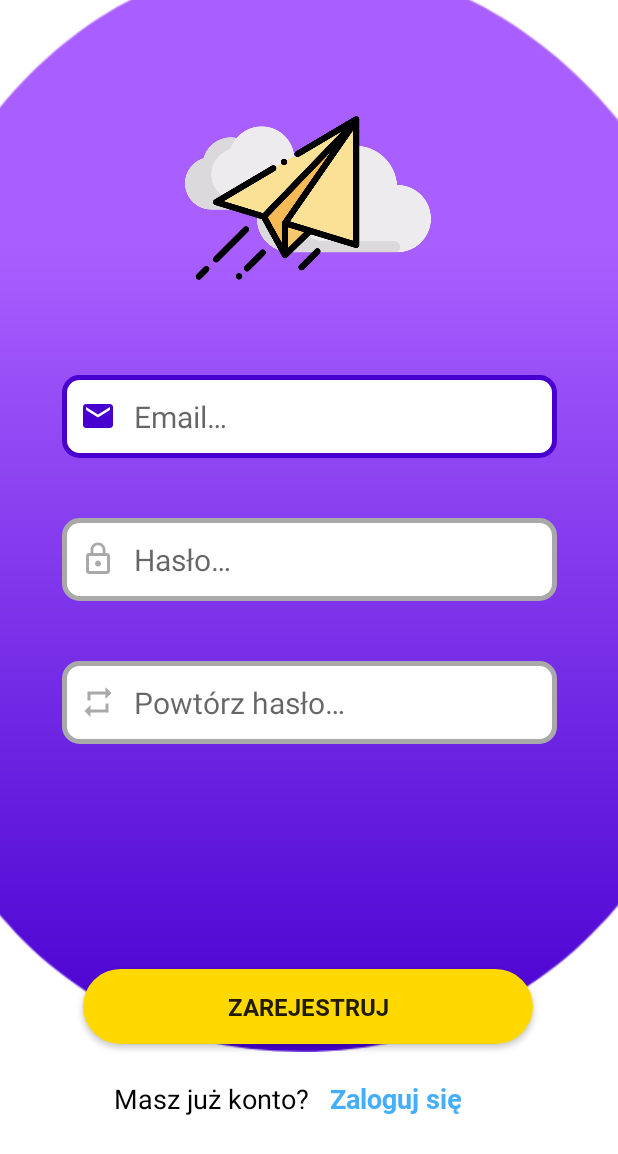
After one commit to marcinsitkiewicz/Trip-planner-Android-app, an Android app: the RegisterActivity screen opened directly, with no data from a screen before it, on a phone screen of 412 x 824 dp. The commit adds this screen. Shown: the top 1154 px of the screen. Run offline under Robolectric (Android 15) with nearby library versions, the phone set to English and light mode, and no system bars.

Commit message:
login screen + registration screen

```diff
--- a/app/src/main/AndroidManifest.xml
+++ b/app/src/main/AndroidManifest.xml
@@ -44,6 +44,10 @@
 			android:parentActivityName=".MainActivity">
 		</activity>
 
+		<activity android:name=".RegisterActivity"
+			android:parentActivityName=".LoginActivity">
+		</activity>
+
 
 	</application>
 
--- a/app/src/main/java/com/example/trip_planner_andrid_app/LoginActivity.kt
+++ b/app/src/main/java/com/example/trip_planner_andrid_app/LoginActivity.kt
@@ -5,6 +5,9 @@ import android.os.PersistableBundle
 import android.widget.TextView
 import androidx.appcompat.app.AppCompatActivity
 import kotlinx.android.synthetic.main.activity_main.*
+import kotlinx.android.synthetic.main.login_screen_activity.*
+import kotlinx.android.synthetic.main.login_screen_activity.clickableTextView_register
+import kotlinx.android.synthetic.main.register_screen_activity.*
 
 
 public class LoginActivity : AppCompatActivity() {
@@ -12,5 +15,9 @@ public class LoginActivity : AppCompatActivity() {
     override fun onCreate(savedInstanceState: Bundle?) {
         super.onCreate(savedInstanceState)
         setContentView(R.layout.login_screen_activity)
+
+        clickableTextView_register.setOnClickListener() {
+            startActivity(Intent(this, RegisterActivity::class.java))
+        }
     }
 }
--- a/app/src/main/java/com/example/trip_planner_andrid_app/MainActivity.kt
+++ b/app/src/main/java/com/example/trip_planner_andrid_app/MainActivity.kt
@@ -25,12 +25,12 @@ class MainActivity : AppCompatActivity() {
 
         authButton.setOnClickListener {
             startActivity(Intent(this, AuthenticationActivity::class.java))
-            button4.setOnClickListener() {
-                startActivity(Intent(this, SearchForFlightsActivity::class.java))
-            }
-            button6.setOnClickListener() {
-                startActivity(Intent(this, LoginActivity::class.java))
-            }
+        }
+        button4.setOnClickListener() {
+            startActivity(Intent(this, SearchForFlightsActivity::class.java))
+        }
+        button6.setOnClickListener() {
+            startActivity(Intent(this, LoginActivity::class.java))
         }
     }
 }
--- /dev/null
+++ b/app/src/main/java/com/example/trip_planner_andrid_app/RegisterActivity.kt
@@ -0,0 +1,21 @@
+package com.example.trip_planner_andrid_app
+
+import android.content.Intent
+import android.os.Bundle
+import androidx.appcompat.app.AppCompatActivity
+import kotlinx.android.synthetic.main.login_screen_activity.*
+import kotlinx.android.synthetic.main.register_screen_activity.*
+
+public class RegisterActivity : AppCompatActivity() {
+
+    override fun onCreate(savedInstanceState: Bundle?) {
+        super.onCreate(savedInstanceState)
+        setContentView(R.layout.register_screen_activity)
+
+
+        clickableTextView_login.setOnClickListener() {
+            startActivity(Intent(this, LoginActivity::class.java))
+
+        }
+    }
+}
--- a/app/src/main/res/drawable/custom_input_login.xml
+++ b/app/src/main/res/drawable/custom_input_login.xml
@@ -4,7 +4,7 @@
         <shape android:shape="rectangle">
             <solid android:color="@android:color/white"/>
             <corners android:radius="10dp"/>
-            <stroke android:color="@color/colorPrimaryDark" android:width="3dp"/>
+            <stroke android:color="@color/colorPrimaryDarkPurple" android:width="3dp"/>
         </shape>
     </item>
 
--- /dev/null
+++ b/app/src/main/res/drawable/custom_repeat_icon.xml
@@ -0,0 +1,7 @@
+<?xml version="1.0" encoding="utf-8"?>
+<selector xmlns:android="http://schemas.android.com/apk/res/android">
+    <item android:state_focused="true"
+        android:drawable="@drawable/ic_repeat_focused"/>
+    <item android:state_focused="false"
+        android:drawable="@drawable/ic_repeat"/>
+</selector>
--- /dev/null
+++ b/app/src/main/res/drawable/ic_repeat.xml
@@ -0,0 +1,9 @@
+<vector xmlns:android="http://schemas.android.com/apk/res/android"
+        android:width="24dp"
+        android:height="24dp"
+        android:viewportWidth="24.0"
+        android:viewportHeight="24.0">
+    <path
+        android:fillColor="#A9A9A9"
+        android:pathData="M7,7h10v3l4,-4 -4,-4v3L5,5v6h2L7,7zM17,17L7,17v-3l-4,4 4,4v-3h12v-6h-2v4z"/>
+</vector>
--- /dev/null
+++ b/app/src/main/res/drawable/ic_repeat_focused.xml
@@ -0,0 +1,9 @@
+<vector xmlns:android="http://schemas.android.com/apk/res/android"
+        android:width="24dp"
+        android:height="24dp"
+        android:viewportWidth="24.0"
+        android:viewportHeight="24.0">
+    <path
+        android:fillColor="#4800D0"
+        android:pathData="M7,7h10v3l4,-4 -4,-4v3L5,5v6h2L7,7zM17,17L7,17v-3l-4,4 4,4v-3h12v-6h-2v4z"/>
+</vector>
--- /dev/null
+++ b/app/src/main/res/layout/register_screen_activity.xml
@@ -0,0 +1,147 @@
+<?xml version="1.0" encoding="utf-8"?>
+<androidx.constraintlayout.widget.ConstraintLayout xmlns:android="http://schemas.android.com/apk/res/android"
+    xmlns:app="http://schemas.android.com/apk/res-auto"
+    xmlns:tools="http://schemas.android.com/tools"
+    android:layout_width="match_parent"
+    android:layout_height="match_parent"
+    android:orientation="vertical"
+    android:background="#FFFFFF">
+
+    <ImageView
+        android:id="@+id/login_logo"
+        android:layout_width="585dp"
+        android:layout_height="975dp"
+        app:layout_constraintBottom_toBottomOf="parent"
+        app:layout_constraintEnd_toEndOf="parent"
+        app:layout_constraintStart_toStartOf="parent"
+        app:srcCompat="@drawable/rounded_background" />
+
+    <!--        android:gravity="center_vertical|center_horizontal"-->
+<!--        android:hint="   Login..."-->
+<!--        android:textColor="#000000"-->
+<!--        android:textSize="20sp"-->
+<!--        app:layout_constraintEnd_toEndOf="parent"-->
+<!--        app:layout_constraintHorizontal_bias="0.0"-->
+<!--        app:layout_constraintStart_toStartOf="parent"-->
+<!--        app:layout_constraintTop_toTopOf="@+id/imageView4" />-->
+
+    <Button
+        android:id="@+id/register_button"
+        android:layout_width="300dp"
+        android:layout_height="50dp"
+        android:background="@drawable/bg_button"
+        android:fontFamily="@font/robotobold"
+        android:text="Zarejestruj"
+        android:textSize="16sp"
+        app:layout_constraintBottom_toBottomOf="@+id/login_logo"
+        app:layout_constraintEnd_toEndOf="parent"
+        app:layout_constraintHorizontal_bias="0.495"
+        app:layout_constraintStart_toStartOf="parent"
+        app:layout_constraintTop_toTopOf="parent"
+        app:layout_constraintVertical_bias="0.835"
+        />
+
+    <ImageView
+        android:id="@+id/imageView4"
+        android:layout_width="164dp"
+        android:layout_height="225dp"
+        app:layout_constraintBottom_toTopOf="@+id/register_button"
+        app:layout_constraintEnd_toEndOf="parent"
+        app:layout_constraintHorizontal_bias="0.497"
+        app:layout_constraintStart_toStartOf="parent"
+        app:layout_constraintTop_toTopOf="parent"
+        app:layout_constraintVertical_bias="0.046"
+        app:srcCompat="@drawable/logo_login_screen" />
+
+    <EditText
+        android:id="@+id/register_field_email"
+        android:layout_width="330dp"
+        android:layout_height="55dp"
+        android:layout_gravity="start"
+        android:layout_marginTop="250dp"
+        android:background="@drawable/custom_input_login"
+        android:drawableStart="@drawable/custom_email_icon"
+        android:drawablePadding="12dp"
+        android:ems="10"
+        android:hint="@string/email_address"
+        android:inputType="textEmailAddress"
+        android:paddingStart="12dp"
+        android:paddingEnd="12dp"
+        android:textSize="20sp"
+        app:layout_constraintEnd_toEndOf="parent"
+        app:layout_constraintStart_toStartOf="parent"
+        app:layout_constraintTop_toTopOf="parent" />
+
+    <EditText
+        android:id="@+id/register_field_password"
+        android:layout_width="330dp"
+        android:layout_height="55dp"
+        android:layout_gravity="start"
+        android:layout_marginTop="40dp"
+        android:background="@drawable/custom_input_login"
+        android:drawableStart="@drawable/custom_password_icon"
+        android:drawablePadding="12dp"
+        android:paddingStart="12dp"
+        android:paddingEnd="12dp"
+        android:ems="10"
+        android:hint="@string/password"
+        android:inputType="textPassword"
+        android:textSize="20sp"
+        app:layout_constraintEnd_toEndOf="parent"
+        app:layout_constraintHorizontal_bias="0.506"
+        app:layout_constraintStart_toStartOf="parent"
+        app:layout_constraintTop_toBottomOf="@+id/register_field_email" />
+
+    <EditText
+        android:id="@+id/field_password_rpt"
+        android:layout_width="330dp"
+        android:layout_height="55dp"
+        android:layout_gravity="start"
+        android:layout_marginTop="40dp"
+        android:background="@drawable/custom_input_login"
+        android:drawableStart="@drawable/custom_repeat_icon"
+        android:drawablePadding="12dp"
+        android:paddingStart="12dp"
+        android:paddingEnd="12dp"
+        android:ems="10"
+        android:hint="@string/password_rpt"
+        android:inputType="textPassword"
+        android:textSize="20sp"
+        app:layout_constraintEnd_toEndOf="parent"
+        app:layout_constraintHorizontal_bias="0.506"
+        app:layout_constraintStart_toStartOf="parent"
+        app:layout_constraintTop_toBottomOf="@+id/register_field_password" />
+
+    <TextView
+        android:id="@+id/textView"
+        android:layout_width="wrap_content"
+        android:layout_height="wrap_content"
+        android:layout_marginStart="76dp"
+        android:layout_marginTop="24dp"
+        android:gravity="center"
+        android:text="Masz już konto?"
+        android:textColor="#000000"
+        android:textSize="18sp"
+        app:layout_constraintStart_toStartOf="parent"
+        app:layout_constraintTop_toBottomOf="@+id/register_button" />
+
+    <TextView
+        android:id="@+id/clickableTextView_login"
+        android:layout_width="wrap_content"
+        android:layout_height="wrap_content"
+        android:layout_marginStart="10dp"
+        android:layout_marginTop="24dp"
+        android:layout_marginEnd="68dp"
+        android:fontFamily="@font/robotobold"
+        android:gravity="center"
+        android:paddingLeft="4dp"
+        android:paddingRight="4dp"
+        android:text="Zaloguj się"
+        android:textColor="#46AEFF"
+        android:textSize="18sp"
+        app:layout_constraintEnd_toEndOf="parent"
+        app:layout_constraintHorizontal_bias="0.0"
+        app:layout_constraintStart_toEndOf="@+id/textView"
+        app:layout_constraintTop_toBottomOf="@+id/register_button" />
+
+</androidx.constraintlayout.widget.ConstraintLayout>
--- a/app/src/main/res/values/strings.xml
+++ b/app/src/main/res/values/strings.xml
@@ -17,5 +17,6 @@
     <string name="firebase_status_fmt">Firebase UID: %s</string>
     <string name="reload">Reload</string>
     <string name="email_address">Email…</string>
-    <string name="password">Password…</string>
+    <string name="password">Hasło…</string>
+    <string name="password_rpt">Powtórz hasło…</string>
 </resources>
```
